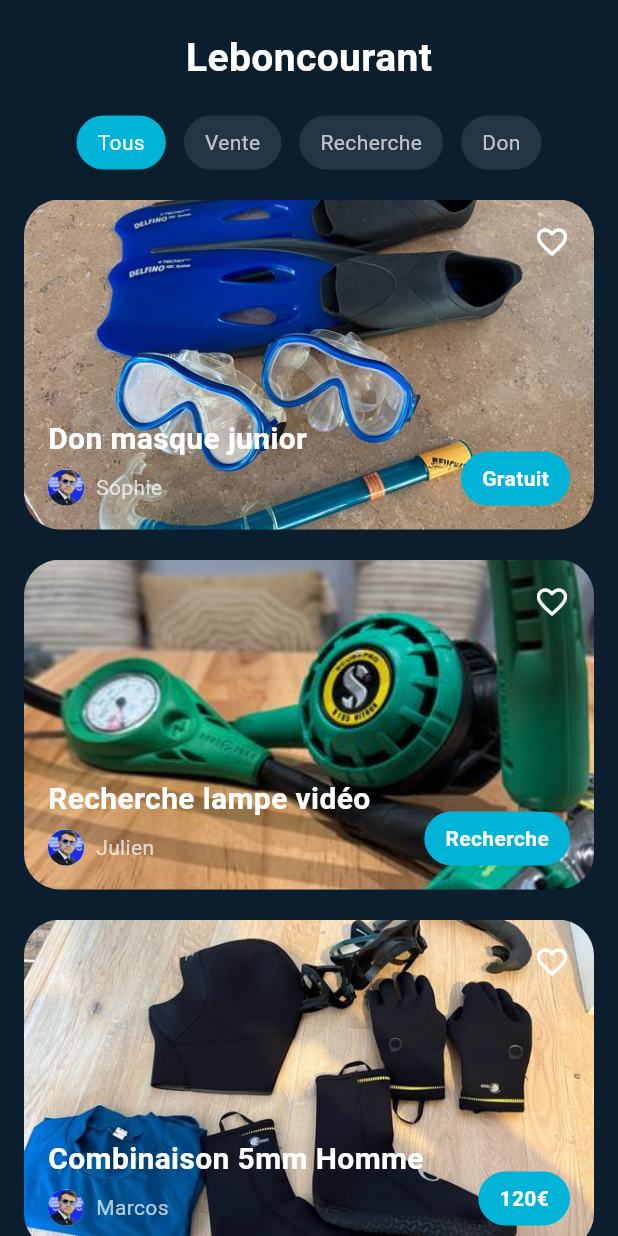
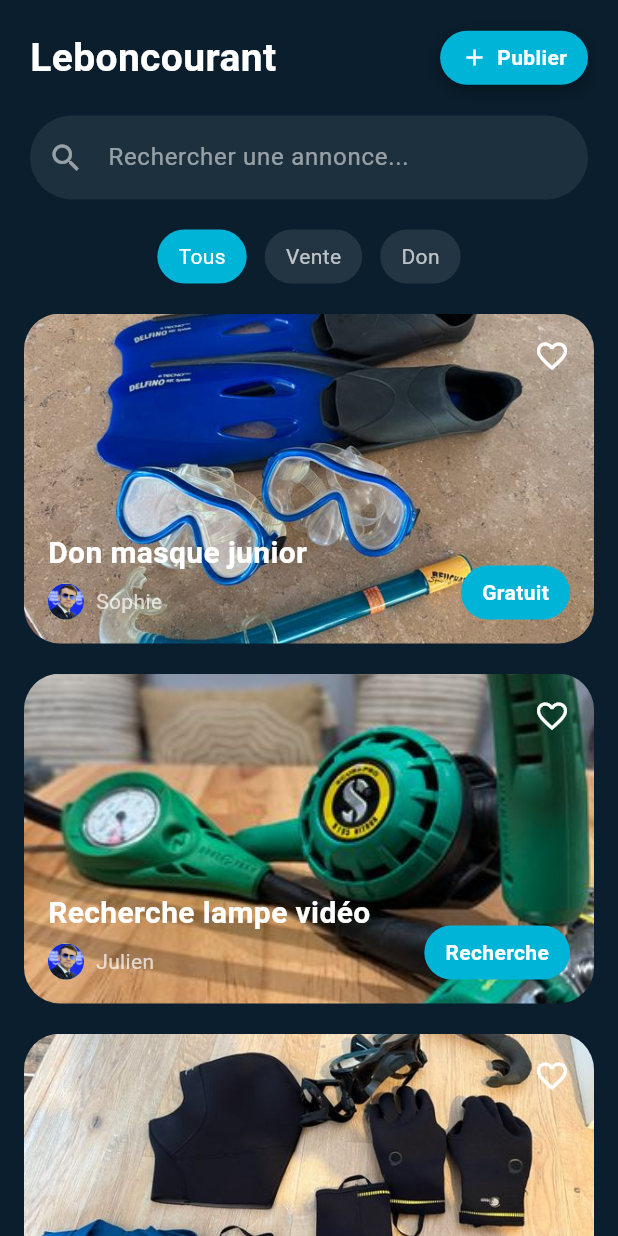
Before and after one commit to marcos75013/asaspp_app, a Flutter app: the AdsPage screen opened directly, on a phone screen of 412 x 824 dp. Run offline on Flutter 3.47's test engine with Material 3 defaults, Android fonts, the light colour scheme and no system bars; our stand-ins replace circle_nav_bar, equatable, flutter_bloc, go_router, photo_view, shimmer.

Commit message:
ajout bouton publier une annonce + forms (dur)

```diff
--- a/lib/features/annonces/presentation/cubit/ad_cubit.dart
+++ b/lib/features/annonces/presentation/cubit/ad_cubit.dart
@@ -5,6 +5,32 @@ import 'ad_state.dart';
 class AdsCubit extends Cubit<AdsState> {
   AdsCubit() : super(AdsState.initial()) {
     loadAds();
+  }
+
+  void search(String query) {
+    emit(state.copyWith(searchQuery: query));
+  }
+
+  List<AdModel> getFilteredAds() {
+    List<AdModel> filtered = state.ads;
+
+    /// 🔹 Filtre type
+    if (state.selectedFilter != null) {
+      filtered =
+          filtered.where((ad) => ad.type == state.selectedFilter).toList();
+    }
+
+    /// 🔹 Filtre recherche (dès 3 lettres)
+    if (state.searchQuery.length >= 3) {
+      final q = state.searchQuery.toLowerCase();
+
+      filtered = filtered.where((ad) {
+        return ad.title.toLowerCase().contains(q) ||
+            ad.description.toLowerCase().contains(q);
+      }).toList();
+    }
+
+    return filtered;
   }
 
   void loadAds() {
--- a/lib/features/annonces/presentation/cubit/ad_state.dart
+++ b/lib/features/annonces/presentation/cubit/ad_state.dart
@@ -3,28 +3,33 @@ import '../data/models/ad_model.dart';
 class AdsState {
   final List<AdModel> ads;
   final AdType? selectedFilter;
+  final String searchQuery;
   final bool isLoading;
 
   AdsState({
     required this.ads,
     required this.selectedFilter,
+    required this.searchQuery,
     required this.isLoading,
   });
 
   factory AdsState.initial() => AdsState(
     ads: [],
     selectedFilter: null,
+    searchQuery: "",
     isLoading: false,
   );
 
   AdsState copyWith({
     List<AdModel>? ads,
     AdType? selectedFilter,
+    String? searchQuery,
     bool? isLoading,
   }) {
     return AdsState(
       ads: ads ?? this.ads,
       selectedFilter: selectedFilter ?? this.selectedFilter,
+      searchQuery: searchQuery ?? this.searchQuery,
       isLoading: isLoading ?? this.isLoading,
     );
   }
--- a/lib/features/annonces/presentation/pages/ads_page.dart
+++ b/lib/features/annonces/presentation/pages/ads_page.dart
@@ -4,20 +4,30 @@ import '../cubit/ad_cubit.dart';
 import '../cubit/ad_state.dart';
 import '../data/models/ad_model.dart';
 import '../widgets/ad_card.dart' hide AdsState;
+import 'create_ad_page.dart';
 
 class AdsPage extends StatelessWidget {
   const AdsPage({super.key});
 
   @override
   Widget build(BuildContext context) {
+    final bottomSafe = MediaQuery.of(context).padding.bottom;
+
     return BlocProvider(
       create: (_) => AdsCubit(),
       child: Scaffold(
         backgroundColor: const Color(0xFF0A1E2D),
+
         body: SafeArea(
           child: Column(
             children: [
               const SizedBox(height: 20),
+
+              Padding(
+                padding: const EdgeInsets.symmetric(horizontal: 20),
+                child: Row(
+                  mainAxisAlignment: MainAxisAlignment.spaceBetween,
+                  children: [
                     const Text(
                       "Leboncourant",
                       style: TextStyle(
@@ -25,14 +35,104 @@ class AdsPage extends StatelessWidget {
                         fontSize: 26,
                         fontWeight: FontWeight.bold,
                       ),
+
                     ),
+                    /// ➕ PUBLISH BUTTON
+                    Tooltip(
+                      message: "Créer une annonce",
+                      preferBelow: false,
+                      child: Material(
+                        color: Colors.transparent,
+                        child: InkWell(
+                          borderRadius: BorderRadius.circular(30),
+                          onTap: () {
+                            Navigator.of(context).push(
+                              MaterialPageRoute(
+                                builder: (_) => const CreateAdPage(),
+                              ),
+                            );
+                          },
+                          child: Container(
+                            padding: const EdgeInsets.symmetric(
+                              horizontal: 14,
+                              vertical: 8,
+                            ),
+                            decoration: BoxDecoration(
+                              color: const Color(0xFF00B4D8),
+                              borderRadius: BorderRadius.circular(30),
+                              boxShadow: [
+                                BoxShadow(
+                                  color: Colors.black.withOpacity(0.3),
+                                  blurRadius: 10,
+                                  offset: const Offset(0, 4),
+                                ),
+                              ],
+                            ),
+                            child: Row(
+                              children: const [
+                                Icon(
+                                  Icons.add,
+                                  color: Colors.white,
+                                  size: 18,
+                                ),
+                                SizedBox(width: 6),
+                                Text(
+                                  "Publier",
+                                  style: TextStyle(
+                                    color: Colors.white,
+                                    fontWeight: FontWeight.w600,
+                                    fontSize: 14,
+                                  ),
+                                ),
+                              ],
+                            ),
+                          ),
+                        ),
+                      ),
+                    ),
+                  ],
+                ),
+              ),
+              const SizedBox(height: 20),
+
+              /// 🔎 SEARCH FIELD
+              Padding(
+                padding: const EdgeInsets.symmetric(horizontal: 20),
+                child: BlocBuilder<AdsCubit, AdsState>(
+                  builder: (context, state) {
+                    return TextField(
+                      style: const TextStyle(color: Colors.white),
+                      decoration: InputDecoration(
+                        hintText: "Rechercher une annonce...",
+                        hintStyle:
+                        const TextStyle(color: Colors.white54),
+                        prefixIcon:
+                        const Icon(Icons.search, color: Colors.white54),
+                        filled: true,
+                        fillColor:
+                        Colors.white.withOpacity(0.08),
+                        border: OutlineInputBorder(
+                          borderRadius:
+                          BorderRadius.circular(30),
+                          borderSide: BorderSide.none,
+                        ),
+                      ),
+                      onChanged: (value) {
+                        context.read<AdsCubit>().search(value);
+                      },
+                    );
+                  },
+                ),
+              ),
+
               const SizedBox(height: 20),
 
               /// FILTRES
               BlocBuilder<AdsCubit, AdsState>(
                 builder: (context, state) {
                   return Row(
-                    mainAxisAlignment: MainAxisAlignment.center,
+                    mainAxisAlignment:
+                    MainAxisAlignment.center,
                     children: [
                       _FilterButton(
                         label: "Tous",
@@ -49,14 +149,6 @@ class AdsPage extends StatelessWidget {
                             .filterByType(AdType.vente),
                       ),
                       _FilterButton(
-                        label: "Recherche",
-                        selected:
-                        state.selectedFilter == AdType.recherche,
-                        onTap: () => context
-                            .read<AdsCubit>()
-                            .filterByType(AdType.recherche),
-                      ),
-                      _FilterButton(
                         label: "Don",
                         selected:
                         state.selectedFilter == AdType.don,
@@ -71,19 +163,30 @@ class AdsPage extends StatelessWidget {
 
               const SizedBox(height: 20),
 
+              /// LISTE
               Expanded(
                 child: BlocBuilder<AdsCubit, AdsState>(
                   builder: (context, state) {
-                    final filtered = state.selectedFilter == null
-                        ? state.ads
-                        : state.ads
-                        .where((ad) =>
-                    ad.type == state.selectedFilter)
-                        .toList();
+                    final filtered =
+                    context.read<AdsCubit>().getFilteredAds();
+
+                    if (filtered.isEmpty) {
+                      return const Center(
+                        child: Text(
+                          "Aucune annonce trouvée",
+                          style:
+                          TextStyle(color: Colors.white70),
+                        ),
+                      );
+                    }
 
                     return ListView.builder(
-                      padding:
-                      const EdgeInsets.symmetric(horizontal: 16),
+                      padding: const EdgeInsets.fromLTRB(
+                        16,
+                        0,
+                        16,
+                        140, // ⬅️ espace pour FAB + navbar
+                      ),
                       itemCount: filtered.length,
                       itemBuilder: (context, index) {
                         return Padding(
@@ -103,7 +206,6 @@ class AdsPage extends StatelessWidget {
     );
   }
 }
-
 class _FilterButton extends StatelessWidget {
   final String label;
   final bool selected;
```
Also changed, not shown: lib/features/annonces/presentation/pages/create_ad_page.dart (added, +302 -0 lines). Lines whose indentation alone changed are shown as unchanged.
